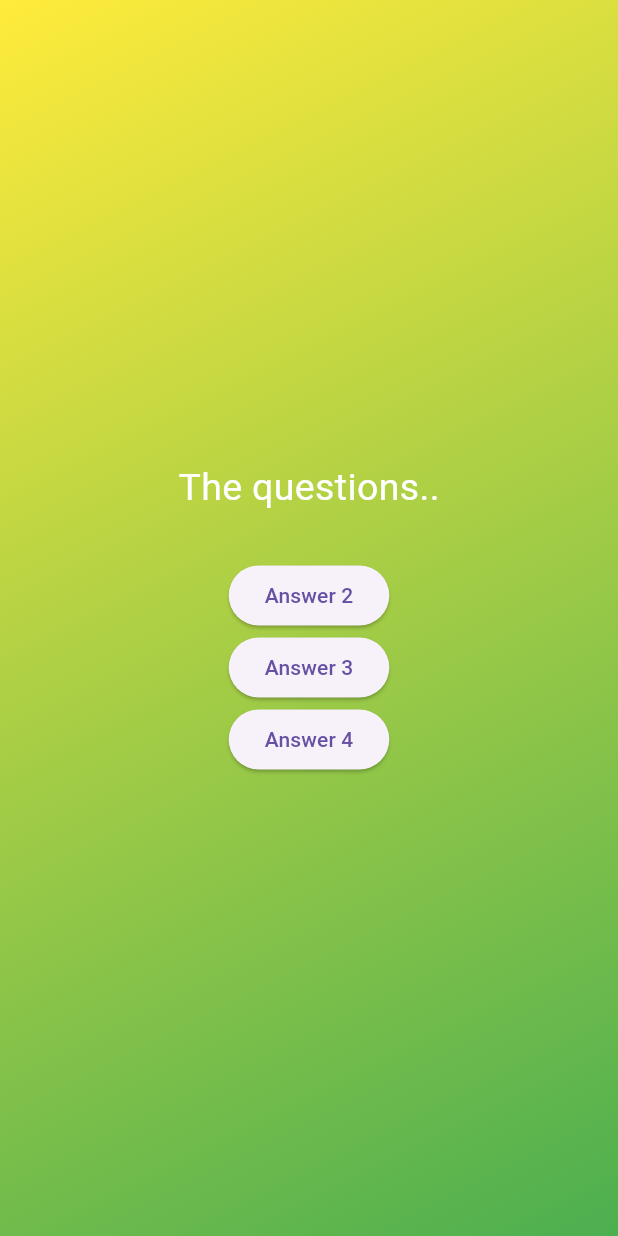
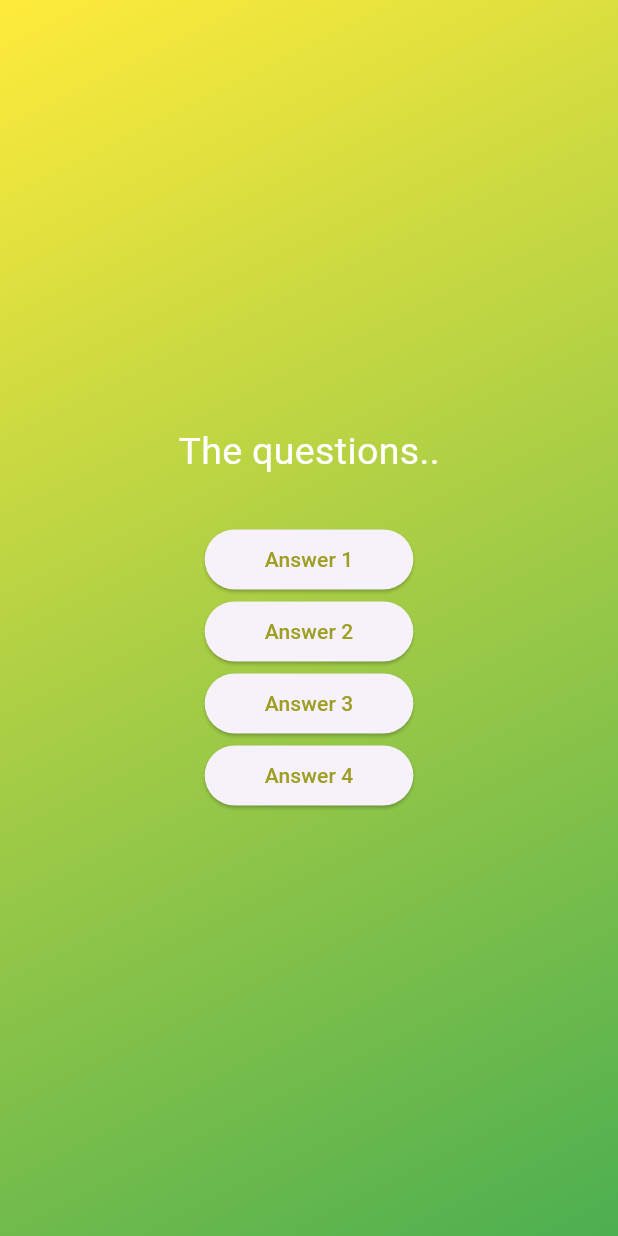
Before and after one commit to franciscovidalsantos/LearningFlutterAndDart, a Flutter app: the screen it shows after launch, after a tap on "Start the quiz", on a phone screen of 412 x 824 dp. Run offline on Flutter 3.47's test engine with Material 3 defaults, Android fonts, the phone set to English and light mode, and no system bars; our stand-ins replace wakelock_plus.

Commit message:
completed answer button styling + replaced on needed places

```diff
--- a/quiz_app/lib/answer_button.dart
+++ b/quiz_app/lib/answer_button.dart
@@ -1,16 +1,30 @@
 import 'package:flutter/material.dart';
 
 class AnswerButton extends StatelessWidget {
+  const AnswerButton({
+    super.key,
+    required this.answerText,
+    required this.onTap,
+  });
+
   final String answerText;
-  final VoidCallback onPressed;
-
-  AnswerButton({required this.answerText, required this.onPressed});
+  final void Function() onTap;
+  // final VoidCallback onPressed;
 
   @override
   Widget build(BuildContext context) {
     return ElevatedButton(
-      onPressed: () {},
-      child: Text("Answer1"),
+      onPressed: onTap,
+      style: ElevatedButton.styleFrom(
+          foregroundColor: Colors.lime[800],
+          overlayColor: Colors.limeAccent[800],
+          // side: BorderSide(color: Colors.pink),
+          padding: EdgeInsets.symmetric(horizontal: 40, vertical: 10),
+          shape: RoundedRectangleBorder(
+            borderRadius: BorderRadius.circular(40),
+            // side: BorderSide(color: Colors.transparent),
+          )),
+      child: Text(answerText),
     );
   }
 }
--- a/quiz_app/lib/questions_screen.dart
+++ b/quiz_app/lib/questions_screen.dart
@@ -1,4 +1,5 @@
 import 'package:flutter/material.dart';
+import 'package:quiz_app/answer_button.dart';
 
 class QuestionsScreen extends StatefulWidget {
   const QuestionsScreen({super.key});
@@ -21,17 +22,22 @@ class _QuestionsState extends State<QuestionsScreen> {
             style: TextStyle(color: Colors.white, fontSize: 25),
           ),
           SizedBox(height: 30),
-          ElevatedButton(
-            onPressed: () {},
-            child: Text("Answer 2"),
+          AnswerButton(
+            answerText: "Answer 1",
+            onTap: () {},
           ),
-          ElevatedButton(
-            onPressed: () {},
-            child: Text("Answer 3"),
+          AnswerButton(
+            // we can change the order since they are named arguments and required to be filled by their name
+            onTap: () {},
+            answerText: "Answer 2",
           ),
-          ElevatedButton(
-            onPressed: () {},
-            child: Text("Answer 4"),
+          AnswerButton(
+            answerText: "Answer 3",
+            onTap: () {},
+          ),
+          AnswerButton(
+            answerText: "Answer 4",
+            onTap: () {},
           ),
         ],
       ),
```
